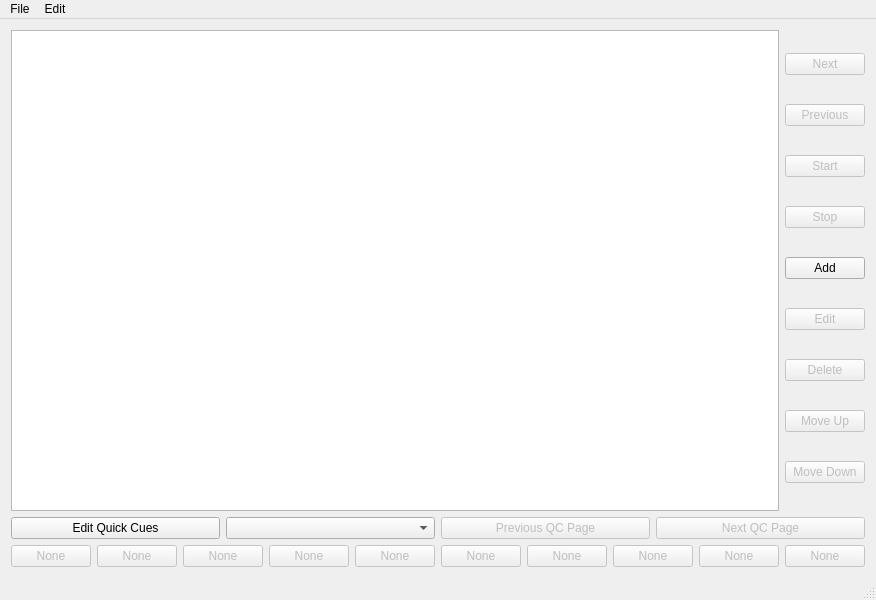
First picture: the form in mainwindow.ui, repository PotatoPopcorn/PlanktonScriptCue, before the edit.
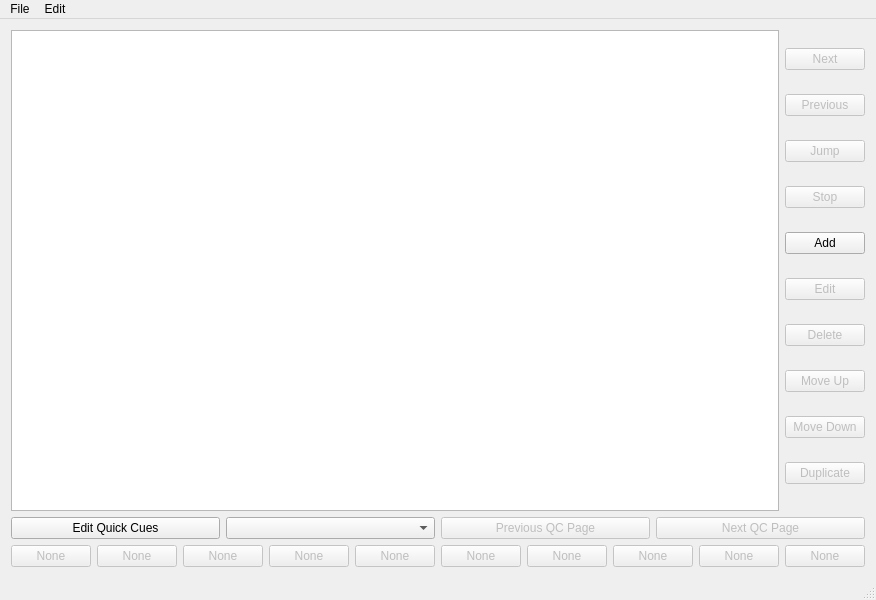
Second picture: the form after the edit.

Commit message: Add duplicate button and change name and enabling of jump (was start) button)

The edit to the form file:
```diff
--- a/mainwindow.ui
+++ b/mainwindow.ui
@@ -48,7 +48,7 @@
            <bool>false</bool>
           </property>
           <property name="text">
-           <string>Start</string>
+           <string>Jump</string>
           </property>
          </widget>
         </item>
@@ -112,6 +112,16 @@
           </property>
          </widget>
         </item>
+        <item>
+         <widget class="QPushButton" name="duplicateButton">
+          <property name="enabled">
+           <bool>false</bool>
+          </property>
+          <property name="text">
+           <string>Duplicate</string>
+          </property>
+         </widget>
+        </item>
        </layout>
       </item>
      </layout>
```
The commit also changes 1 other file.
